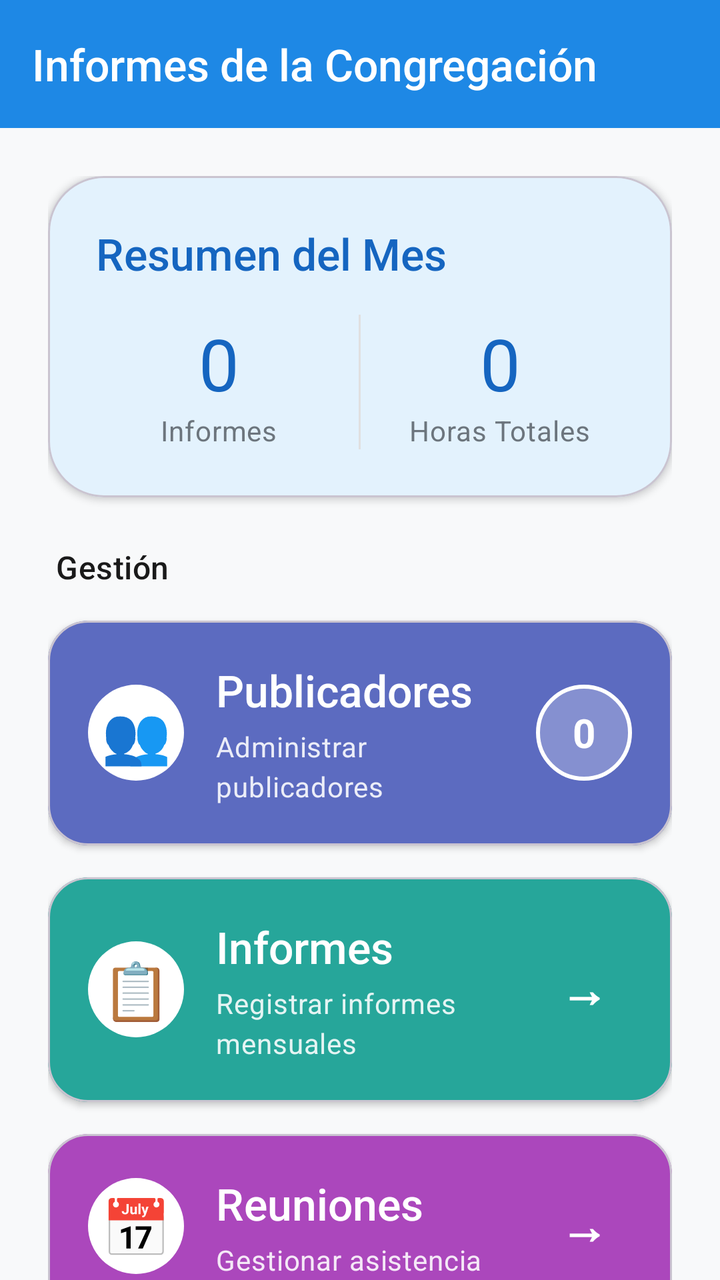
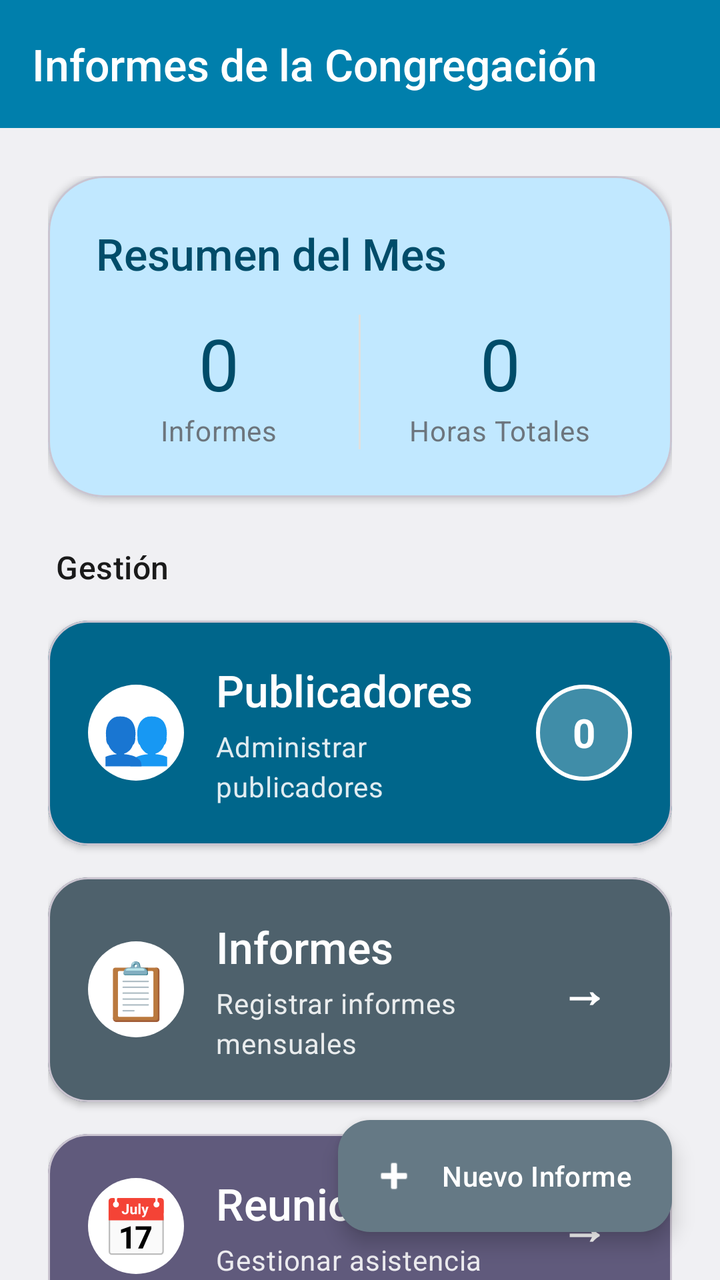

Compare the two renders of this Android layout. The source of the first and the diff that turns it into the second are given below.
<!-- AndroidManifest.xml: activity theme Theme.CongregationReports.NoActionBar -->
<!-- res/layout/activity_main.xml -->
<?xml version="1.0" encoding="utf-8"?>
<androidx.coordinatorlayout.widget.CoordinatorLayout xmlns:android="http://schemas.android.com/apk/res/android"
    xmlns:app="http://schemas.android.com/apk/res-auto"
    xmlns:tools="http://schemas.android.com/tools"
    android:layout_width="match_parent"
    android:layout_height="match_parent"
    android:background="@color/background"
    tools:context=".ui.MainActivity">

    <com.google.android.material.appbar.AppBarLayout
        android:layout_width="match_parent"
        android:layout_height="wrap_content"
        android:elevation="0dp"
        app:elevation="0dp">

        <com.google.android.material.appbar.MaterialToolbar
            android:id="@+id/toolbar"
            android:layout_width="match_parent"
            android:layout_height="?attr/actionBarSize"
            android:background="@color/primary"
            app:titleTextColor="@color/white"
            app:title="Informes de la Congregación" />

    </com.google.android.material.appbar.AppBarLayout>

    <androidx.core.widget.NestedScrollView
        android:layout_width="match_parent"
        android:layout_height="match_parent"
        app:layout_behavior="@string/appbar_scrolling_view_behavior">

        <LinearLayout
            android:layout_width="match_parent"
            android:layout_height="wrap_content"
            android:orientation="vertical"
            android:padding="24dp">

            
            <com.google.android.material.card.MaterialCardView
                android:layout_width="match_parent"
                android:layout_height="wrap_content"
                android:layout_marginBottom="24dp"
                app:cardCornerRadius="28dp"
                app:cardElevation="2dp"
                app:cardBackgroundColor="@color/primary_light">

                <LinearLayout
                    android:layout_width="match_parent"
                    android:layout_height="wrap_content"
                    android:orientation="vertical"
                    android:padding="24dp">

                    <TextView
                        android:layout_width="wrap_content"
                        android:layout_height="wrap_content"
                        android:text="Resumen del Mes"
                        style="@style/TextAppearance.App.TitleLarge"
                        android:textColor="@color/primary_dark"
                        android:layout_marginBottom="16dp"/>

                    <LinearLayout
                        android:layout_width="match_parent"
                        android:layout_height="wrap_content"
                        android:orientation="horizontal"
                        android:weightSum="2">

                        <LinearLayout
                            android:layout_width="0dp"
                            android:layout_height="wrap_content"
                            android:layout_weight="1"
                            android:orientation="vertical"
                            android:gravity="center">

                            <TextView
                                android:id="@+id/textReportsCount"
                                android:layout_width="wrap_content"
                                android:layout_height="wrap_content"
                                android:text="0"
                                style="@style/TextAppearance.App.DisplaySmall"
                                android:textColor="@color/primary_dark"/>

                            <TextView
                                android:layout_width="wrap_content"
                                android:layout_height="wrap_content"
                                android:text="Informes"
                                style="@style/TextAppearance.App.BodyMedium"
                                android:textColor="@color/text_secondary"/>

                        </LinearLayout>

                        <View
                            android:layout_width="1dp"
                            android:layout_height="match_parent"
                            android:background="@color/divider"
                            android:layout_marginStart="8dp"
                            android:layout_marginEnd="8dp"/>

                        <LinearLayout
                            android:layout_width="0dp"
                            android:layout_height="wrap_content"
                            android:layout_weight="1"
                            android:orientation="vertical"
                            android:gravity="center">

                            <TextView
                                android:id="@+id/textTotalHours"
                                android:layout_width="wrap_content"
                                android:layout_height="wrap_content"
                                android:text="0"
                                style="@style/TextAppearance.App.DisplaySmall"
                                android:textColor="@color/primary_dark"/>

                            <TextView
                                android:layout_width="wrap_content"
                                android:layout_height="wrap_content"
                                android:text="Horas Totales"
                                style="@style/TextAppearance.App.BodyMedium"
                                android:textColor="@color/text_secondary"/>

                        </LinearLayout>

                    </LinearLayout>

                </LinearLayout>

            </com.google.android.material.card.MaterialCardView>

            <TextView
                android:layout_width="wrap_content"
                android:layout_height="wrap_content"
                android:text="Gestión"
                style="@style/TextAppearance.App.TitleMedium"
                android:textColor="@color/text_primary"
                android:layout_marginBottom="16dp"
                android:layout_marginStart="4dp"/>

            
            <com.google.android.material.card.MaterialCardView
                android:id="@+id/cardPublishers"
                android:layout_width="match_parent"
                android:layout_height="wrap_content"
                android:layout_marginBottom="16dp"
                app:cardCornerRadius="20dp"
                app:cardElevation="2dp"
                app:cardBackgroundColor="@color/card_publishers">

                <LinearLayout
                    android:layout_width="match_parent"
                    android:layout_height="wrap_content"
                    android:orientation="horizontal"
                    android:padding="20dp"
                    android:gravity="center_vertical">

                    <TextView
                        android:layout_width="48dp"
                        android:layout_height="48dp"
                        android:text="👥"
                        android:textSize="28sp"
                        android:gravity="center"
                        android:background="@drawable/icon_background"
                        android:backgroundTint="@color/white"/>

                    <LinearLayout
                        android:layout_width="0dp"
                        android:layout_height="wrap_content"
                        android:layout_weight="1"
                        android:orientation="vertical"
                        android:layout_marginStart="16dp">

                        <TextView
                            android:layout_width="wrap_content"
                            android:layout_height="wrap_content"
                            android:text="Publicadores"
                            style="@style/TextAppearance.App.CardTitle"
                            android:textColor="@color/white"/>

                        <TextView
                            android:layout_width="wrap_content"
                            android:layout_height="wrap_content"
                            android:text="Administrar publicadores"
                            style="@style/TextAppearance.App.CardSubtitle"
                            android:layout_marginTop="4dp"/>

                    </LinearLayout>

                    <TextView
                        android:id="@+id/textPublishersCount"
                        android:layout_width="48dp"
                        android:layout_height="48dp"
                        android:text="0"
                        android:textSize="20sp"
                        android:textStyle="bold"
                        android:textColor="@color/white"
                        android:gravity="center"
                        android:background="@drawable/count_background"/>

                </LinearLayout>

            </com.google.android.material.card.MaterialCardView>

            
            <com.google.android.material.card.MaterialCardView
                android:id="@+id/cardReports"
                android:layout_width="match_parent"
                android:layout_height="wrap_content"
                android:layout_marginBottom="16dp"
                app:cardCornerRadius="20dp"
                app:cardElevation="2dp"
                app:cardBackgroundColor="@color/card_reports">

                <LinearLayout
                    android:layout_width="match_parent"
                    android:layout_height="wrap_content"
                    android:orientation="horizontal"
                    android:padding="20dp"
                    android:gravity="center_vertical">

                    <TextView
                        android:layout_width="48dp"
                        android:layout_height="48dp"
                        android:text="📋"
                        android:textSize="28sp"
                        android:gravity="center"
                        android:background="@drawable/icon_background"
                        android:backgroundTint="@color/white"/>

                    <LinearLayout
                        android:layout_width="0dp"
                        android:layout_height="wrap_content"
                        android:layout_weight="1"
                        android:orientation="vertical"
                        android:layout_marginStart="16dp">

                        <TextView
                            android:layout_width="wrap_content"
                            android:layout_height="wrap_content"
                            android:text="Informes"
                            style="@style/TextAppearance.App.CardTitle"
                            android:textColor="@color/white"/>

                        <TextView
                            android:layout_width="wrap_content"
                            android:layout_height="wrap_content"
                            android:text="Registrar informes mensuales"
                            style="@style/TextAppearance.App.CardSubtitle"
                            android:layout_marginTop="4dp"/>

                    </LinearLayout>

                    <TextView
                        android:layout_width="48dp"
                        android:layout_height="48dp"
                        android:text="→"
                        android:textSize="24sp"
                        android:textStyle="bold"
                        android:textColor="@color/white"
                        android:gravity="center"/>

                </LinearLayout>

            </com.google.android.material.card.MaterialCardView>

            
            <com.google.android.material.card.MaterialCardView
                android:id="@+id/cardMeetings"
                android:layout_width="match_parent"
                android:layout_height="wrap_content"
                android:layout_marginBottom="24dp"
                app:cardCornerRadius="20dp"
                app:cardElevation="2dp"
                app:cardBackgroundColor="@color/card_meetings">

                <LinearLayout
                    android:layout_width="match_parent"
                    android:layout_height="wrap_content"
                    android:orientation="horizontal"
                    android:padding="20dp"
                    android:gravity="center_vertical">

                    <TextView
                        android:layout_width="48dp"
                        android:layout_height="48dp"
                        android:text="📅"
                        android:textSize="28sp"
                        android:gravity="center"
                        android:background="@drawable/icon_background"
                        android:backgroundTint="@color/white"/>

                    <LinearLayout
                        android:layout_width="0dp"
                        android:layout_height="wrap_content"
                        android:layout_weight="1"
                        android:orientation="vertical"
                        android:layout_marginStart="16dp">

                        <TextView
                            android:layout_width="wrap_content"
                            android:layout_height="wrap_content"
                            android:text="Reuniones"
                            style="@style/TextAppearance.App.CardTitle"
                            android:textColor="@color/white"/>

                        <TextView
                            android:layout_width="wrap_content"
                            android:layout_height="wrap_content"
                            android:text="Gestionar asistencia"
                            style="@style/TextAppearance.App.CardSubtitle"
                            android:layout_marginTop="4dp"/>

                    </LinearLayout>

                    <TextView
                        android:layout_width="48dp"
                        android:layout_height="48dp"
                        android:text="→"
                        android:textSize="24sp"
                        android:textStyle="bold"
                        android:textColor="@color/white"
                        android:gravity="center"/>

                </LinearLayout>

            </com.google.android.material.card.MaterialCardView>

            <TextView
                android:layout_width="wrap_content"
                android:layout_height="wrap_content"
                android:text="Herramientas"
                style="@style/TextAppearance.App.TitleMedium"
                android:textColor="@color/text_primary"
                android:layout_marginBottom="16dp"
                android:layout_marginStart="4dp"/>

            
            <LinearLayout
                android:layout_width="match_parent"
                android:layout_height="wrap_content"
                android:orientation="horizontal"
                android:weightSum="2">

                
                <com.google.android.material.card.MaterialCardView
                    android:id="@+id/cardStats"
                    android:layout_width="0dp"
                    android:layout_height="150dp"
                    android:layout_weight="1"
                    android:layout_marginEnd="8dp"
                    android:layout_marginBottom="16dp"
                    app:cardCornerRadius="20dp"
                    app:cardElevation="2dp"
                    app:cardBackgroundColor="@color/card_stats">

                    <LinearLayout
                        android:layout_width="match_parent"
                        android:layout_height="match_parent"
                        android:orientation="vertical"
                        android:padding="16dp"
                        android:gravity="center">

                        <TextView
                            android:layout_width="wrap_content"
                            android:layout_height="wrap_content"
                            android:text="📊"
                            android:textSize="36sp"
                            android:layout_marginBottom="8dp"/>

                        <TextView
                            android:layout_width="wrap_content"
                            android:layout_height="wrap_content"
                            android:text="Estadísticas"
                            style="@style/TextAppearance.App.TitleMedium"
                            android:textColor="@color/white"
                            android:gravity="center"/>

                        <TextView
                            android:layout_width="wrap_content"
                            android:layout_height="wrap_content"
                            android:text="Ver gráficos"
                            style="@style/TextAppearance.App.BodySmall"
                            android:textColor="#E0FFFFFF"
                            android:layout_marginTop="4dp"
                            android:gravity="center"/>

                    </LinearLayout>

                </com.google.android.material.card.MaterialCardView>

                
                <com.google.android.material.card.MaterialCardView
                    android:id="@+id/cardStatus"
                    android:layout_width="0dp"
                    android:layout_height="150dp"
                    android:layout_weight="1"
                    android:layout_marginStart="8dp"
                    android:layout_marginBottom="16dp"
                    app:cardCornerRadius="20dp"
                    app:cardElevation="2dp"
                    app:cardBackgroundColor="@color/card_status">

                    <LinearLayout
                        android:layout_width="match_parent"
                        android:layout_height="match_parent"
                        android:orientation="vertical"
                        android:padding="16dp"
                        android:gravity="center">

                        <TextView
                            android:layout_width="wrap_content"
                            android:layout_height="wrap_content"
                            android:text="✓"
                            android:textSize="36sp"
                            android:textColor="@color/white"
                            android:layout_marginBottom="8dp"/>

                        <TextView
                            android:layout_width="wrap_content"
                            android:layout_height="wrap_content"
                            android:text="Estado"
                            style="@style/TextAppearance.App.TitleMedium"
                            android:textColor="@color/white"
                            android:gravity="center"/>

                        <TextView
                            android:layout_width="wrap_content"
                            android:layout_height="wrap_content"
                            android:text="Ver entregados"
                            style="@style/TextAppearance.App.BodySmall"
                            android:textColor="#E0FFFFFF"
                            android:layout_marginTop="4dp"
                            android:gravity="center"/>

                    </LinearLayout>

                </com.google.android.material.card.MaterialCardView>

            </LinearLayout>

            
            <com.google.android.material.card.MaterialCardView
                android:id="@+id/cardBackup"
                android:layout_width="match_parent"
                android:layout_height="wrap_content"
                android:layout_marginBottom="24dp"
                app:cardCornerRadius="20dp"
                app:cardElevation="2dp"
                app:cardBackgroundColor="@color/card_backup">

                <LinearLayout
                    android:layout_width="match_parent"
                    android:layout_height="wrap_content"
                    android:orientation="horizontal"
                    android:padding="20dp"
                    android:gravity="center_vertical">

                    <TextView
                        android:layout_width="48dp"
                        android:layout_height="48dp"
                        android:text="💾"
                        android:textSize="28sp"
                        android:gravity="center"
                        android:background="@drawable/icon_background"
                        android:backgroundTint="@color/white"/>

                    <LinearLayout
                        android:layout_width="0dp"
                        android:layout_height="wrap_content"
                        android:layout_weight="1"
                        android:orientation="vertical"
                        android:layout_marginStart="16dp">

                        <TextView
                            android:layout_width="wrap_content"
                            android:layout_height="wrap_content"
                            android:text="Respaldo"
                            style="@style/TextAppearance.App.CardTitle"
                            android:textColor="@color/white"/>

                        <TextView
                            android:layout_width="wrap_content"
                            android:layout_height="wrap_content"
                            android:text="Proteger tus datos"
                            style="@style/TextAppearance.App.CardSubtitle"
                            android:layout_marginTop="4dp"/>

                    </LinearLayout>

                    <TextView
                        android:layout_width="48dp"
                        android:layout_height="48dp"
                        android:text="→"
                        android:textSize="24sp"
                        android:textStyle="bold"
                        android:textColor="@color/white"
                        android:gravity="center"/>

                </LinearLayout>

            </com.google.android.material.card.MaterialCardView>

        </LinearLayout>

    </androidx.core.widget.NestedScrollView>

</androidx.coordinatorlayout.widget.CoordinatorLayout>
<!-- resources referenced by this layout -->
<resources>
  <color name="background">#F8F9FA</color>
  <color name="card_backup">#FF7043</color>
  <color name="card_meetings">#AB47BC</color>
  <color name="card_publishers">#5C6BC0</color>
  <color name="card_reports">#26A69A</color>
  <color name="card_stats">#42A5F5</color>
  <color name="card_status">#66BB6A</color>
  <color name="divider">#E0E0E0</color>
  <color name="primary">#1E88E5</color>
  <color name="primary_dark">#1565C0</color>
  <color name="primary_light">#E3F2FD</color>
  <color name="text_primary">#1A1A1A</color>
  <color name="text_secondary">#6C757D</color>
  <color name="white">#FFFFFFFF</color>
  <!-- drawable count_background (drawable) -->
  <?xml version="1.0" encoding="utf-8"?>
  <shape xmlns:android="http://schemas.android.com/apk/res/android"
      android:shape="oval">
      <solid android:color="#40FFFFFF"/>
      <stroke
          android:width="2dp"
          android:color="@color/white"/>
  </shape>
  <!-- drawable icon_background (drawable) -->
  <?xml version="1.0" encoding="utf-8"?>
  <shape xmlns:android="http://schemas.android.com/apk/res/android"
      android:shape="oval">
      <solid android:color="@color/white"/>
  </shape>
  <style name="TextAppearance.App.BodyMedium" parent="TextAppearance.Material3.BodyMedium">
          <item name="fontFamily">sans-serif</item>
          <item name="android:textSize">14sp</item>
          <item name="android:letterSpacing">0.02</item>
          <item name="android:lineHeight">20sp</item>
      </style>
  <style name="TextAppearance.App.BodySmall" parent="TextAppearance.Material3.BodySmall">
          <item name="fontFamily">sans-serif</item>
          <item name="android:textSize">12sp</item>
          <item name="android:letterSpacing">0.03</item>
          <item name="android:lineHeight">16sp</item>
      </style>
  <style name="TextAppearance.App.CardSubtitle" parent="TextAppearance.App.BodyMedium">
          <item name="android:textColor">#E0FFFFFF</item>
      </style>
  <style name="TextAppearance.App.CardTitle" parent="TextAppearance.App.TitleLarge">
          <item name="android:textColor">@color/white</item>
          <item name="fontFamily">sans-serif-medium</item>
      </style>
  <style name="TextAppearance.App.DisplaySmall" parent="TextAppearance.Material3.DisplaySmall">
          <item name="fontFamily">sans-serif</item>
          <item name="android:textSize">36sp</item>
          <item name="android:letterSpacing">0</item>
      </style>
  <style name="TextAppearance.App.TitleLarge" parent="TextAppearance.Material3.TitleLarge">
          <item name="fontFamily">sans-serif-medium</item>
          <item name="android:textSize">22sp</item>
          <item name="android:letterSpacing">0</item>
      </style>
  <style name="TextAppearance.App.TitleMedium" parent="TextAppearance.Material3.TitleMedium">
          <item name="fontFamily">sans-serif-medium</item>
          <item name="android:textSize">16sp</item>
          <item name="android:letterSpacing">0.01</item>
      </style>
  <style name="Theme.CongregationReports.NoActionBar">
          <item name="windowActionBar">false</item>
          <item name="windowNoTitle">true</item>
      </style>
</resources>

<!-- the commit's change to res/layout/activity_main.xml (unified diff, before → after) -->
@@ -139,6 +139,7 @@
                 android:layout_width="match_parent"
                 android:layout_height="wrap_content"
                 android:layout_marginBottom="16dp"
+                android:transitionName="publishers_card_transition"
                 app:cardCornerRadius="20dp"
                 app:cardElevation="2dp"
                 app:cardBackgroundColor="@color/card_publishers">
@@ -203,6 +204,7 @@
                 android:layout_width="match_parent"
                 android:layout_height="wrap_content"
                 android:layout_marginBottom="16dp"
+                android:transitionName="reports_card_transition"
                 app:cardCornerRadius="20dp"
                 app:cardElevation="2dp"
                 app:cardBackgroundColor="@color/card_reports">
@@ -265,6 +267,7 @@
                 android:layout_width="match_parent"
                 android:layout_height="wrap_content"
                 android:layout_marginBottom="24dp"
+                android:transitionName="meetings_card_transition"
                 app:cardCornerRadius="20dp"
                 app:cardElevation="2dp"
                 app:cardBackgroundColor="@color/card_meetings">
@@ -500,4 +503,19 @@
 
     </androidx.core.widget.NestedScrollView>
 
+    
+    <com.google.android.material.floatingactionbutton.ExtendedFloatingActionButton
+        android:id="@+id/fabQuickReport"
+        android:layout_width="wrap_content"
+        android:layout_height="wrap_content"
+        android:layout_gravity="bottom|end"
+        android:layout_margin="24dp"
+        android:text="Nuevo Informe"
+        android:textColor="@color/white"
+        app:icon="@android:drawable/ic_input_add"
+        app:iconTint="@color/white"
+        app:backgroundTint="@color/accent"
+        app:elevation="6dp"
+        app:layout_behavior="@string/hide_bottom_view_on_scroll_behavior" />
+
 </androidx.coordinatorlayout.widget.CoordinatorLayout>
<!-- resource entries referenced after the edit -->
@@ -1,5 +1,6 @@
 <!-- resources referenced by this layout -->
 <resources>
+  <color name="accent">#FFA726</color>
   <color name="background">#F8F9FA</color>
   <color name="card_backup">#FF7043</color>
   <color name="card_meetings">#AB47BC</color>
